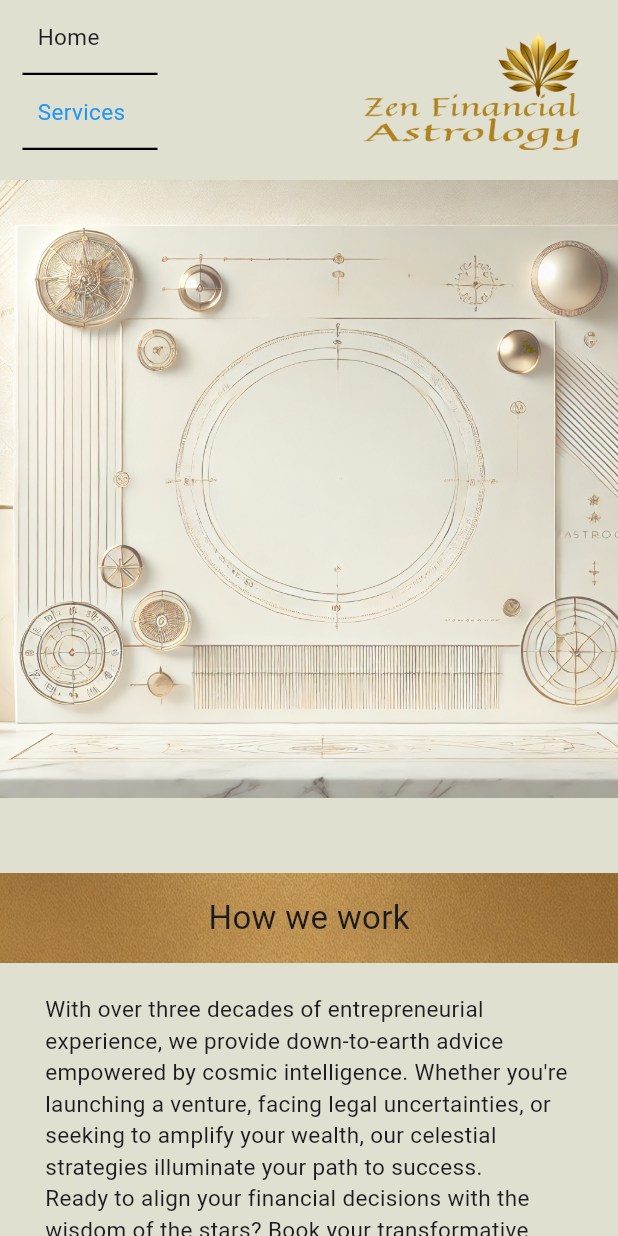
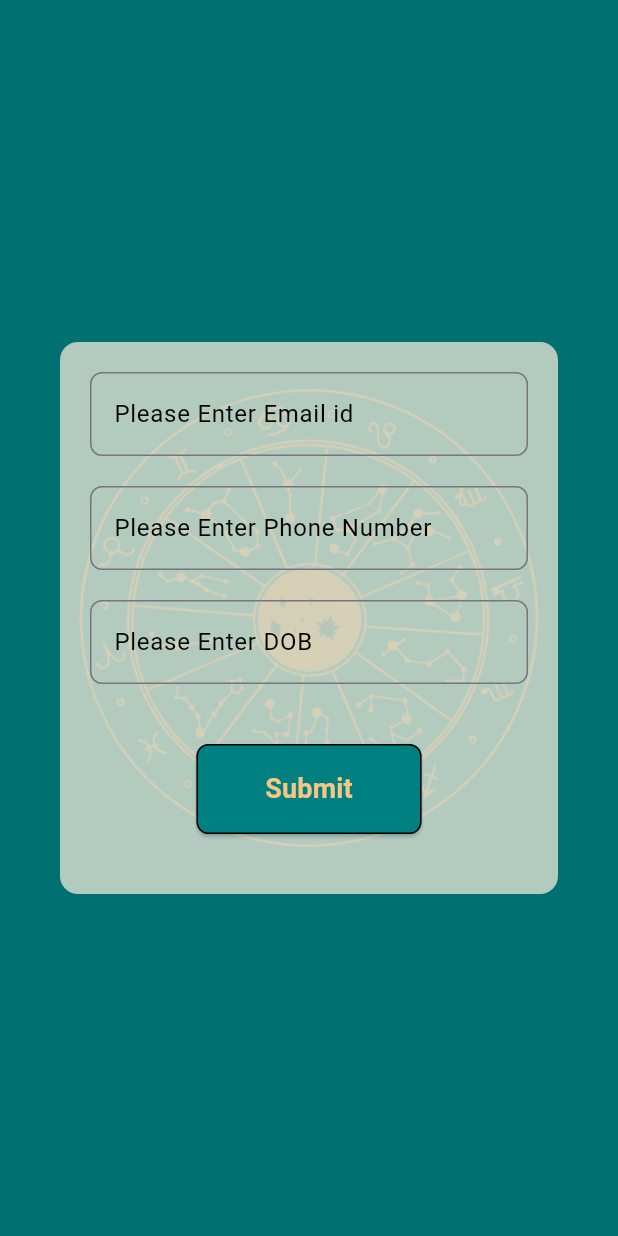
Before and after one commit to Mohit-Joshi-dev/zenfinastro, a Flutter app: the screen it shows after launch, on a phone screen of 412 x 824 dp. Run offline on Flutter 3.47's test engine with Material 3 defaults, Android fonts, the phone set to English and light mode, and no system bars; our stand-ins replace carousel_slider, freezed_annotation, google_fonts; Roboto replaces fonts that are missing (Fahkwang).

Commit message:
loading screen added

```diff
--- a/lib/main.dart
+++ b/lib/main.dart
@@ -23,7 +23,7 @@
         useMaterial3: true,
       ),
       debugShowCheckedModeBanner: false,
-      home: const HomeScreen(),
+      home: const SplashScreen(),
     );
   }
 }
--- a/lib/screens/home_screen.dart
+++ b/lib/screens/home_screen.dart
@@ -70,11 +70,7 @@ class _HomeScreenState extends State<HomeScreen> {
                       child: Column(
                         children: [
                           const SizedBox(height: 50),
-                          GestureDetector(
-                              onTap: () {
-                                print("gesture1");
-                              },
-                              child: const GoldStrip(text: "How we work")),
+                          const GoldStrip(text: "How we work"),
                           Padding(
                             padding: const EdgeInsets.symmetric(
                               vertical: 20,
@@ -105,7 +101,7 @@ class _HomeScreenState extends State<HomeScreen> {
                           ImageCarousel(),
                           const Padding(
                             padding: EdgeInsets.symmetric(vertical: 50),
-                            child: GoldStrip(text: "Our Exclusive Services"),
+                            child: GoldStrip(text: "Services"),
                           ),
                           ExServiceImage(),
                           const Padding(
@@ -189,6 +185,7 @@ class _HomeScreenState extends State<HomeScreen> {
                 )),
           ],
         ),
+        bottomNavigationBar: const GoldStrip(text: "Our Exclusive Services"),
       ),
     );
   }
--- a/lib/screens/screens.dart
+++ b/lib/screens/screens.dart
@@ -1,2 +1,3 @@
 export 'home_screen.dart';
 export 'services_screen.dart';
+export 'splash_screen.dart';
--- /dev/null
+++ b/lib/screens/splash_screen.dart
@@ -0,0 +1,136 @@
+import 'package:flutter/material.dart';
+import 'package:google_fonts/google_fonts.dart';
+import 'package:zenfinastro/app_consts.dart';
+import 'dart:math' as math;
+
+import 'package:zenfinastro/screens/screens.dart';
+
+class SplashScreen extends StatefulWidget {
+  const SplashScreen({super.key});
+
+  @override
+  State<SplashScreen> createState() => _SplashScreenState();
+}
+
+class _SplashScreenState extends State<SplashScreen>
+    with SingleTickerProviderStateMixin {
+  late final AnimationController _controller =
+      AnimationController(vsync: this, duration: const Duration(seconds: 18))
+        ..repeat();
+
+  @override
+  void initState() {
+    Future.delayed(const Duration(seconds: 3), () => showForm());
+    super.initState();
+  }
+
+  @override
+  Widget build(BuildContext context) {
+    return Scaffold(
+      backgroundColor: AppConsts.appCyanColor,
+      body: Center(
+        child: AnimatedBuilder(
+          animation: _controller,
+          builder: (_, child) {
+            return Transform.rotate(
+              angle: _controller.value * 2 * math.pi,
+              child: child,
+            );
+          },
+          child: Image.asset(
+            "assets/loading1.png",
+            width: MediaQuery.of(context).size.width - 40,
+            height: MediaQuery.of(context).size.width - 40,
+          ),
+        ),
+      ),
+    );
+  }
+
+  void showForm() {
+    showDialog(
+      context: context,
+      barrierColor: Colors.black12,
+      builder: (context) => Dialog(
+        backgroundColor: AppConsts.appBGColor.withOpacity(0.8),
+        shape: RoundedRectangleBorder(
+            borderRadius: BorderRadius.circular(12.0)), //this right here
+        child: Padding(
+          padding: const EdgeInsets.symmetric(vertical: 20, horizontal: 20),
+          child: Column(
+            mainAxisAlignment: MainAxisAlignment.center,
+            mainAxisSize: MainAxisSize.min,
+            children: <Widget>[
+              const _FormField(
+                label: "Please Enter Email id",
+              ),
+              const _FormField(
+                label: "Please Enter Phone Number",
+              ),
+              const _FormField(
+                label: "Please Enter DOB",
+              ),
+              Padding(
+                padding: const EdgeInsets.symmetric(vertical: 20),
+                child: SizedBox(
+                  height: 60,
+                  width: 150,
+                  child: ElevatedButton(
+                    onPressed: () {},
+                    style: ButtonStyle(
+                        shape: WidgetStateProperty.resolveWith(
+                          (states) => RoundedRectangleBorder(
+                              side: const BorderSide(color: Colors.black),
+                              borderRadius: BorderRadius.circular(8)),
+                        ),
+                        backgroundColor: const WidgetStatePropertyAll(
+                            AppConsts.appCyanColor)),
+                    child: Text(
+                      "Submit",
+                      style: GoogleFonts.wixMadeforDisplay(
+                        color: AppConsts.appGoldColor,
+                        fontSize: 18,
+                        fontWeight: FontWeight.bold,
+                      ),
+                    ),
+                  ),
+                ),
+              )
+            ],
+          ),
+        ),
+      ),
+    );
+  }
+}
+
+class _FormField extends StatelessWidget {
+  const _FormField({required this.label, this.controller});
+
+  final String label;
+  final TextEditingController? controller;
+
+  @override
+  Widget build(BuildContext context) {
+    return Padding(
+      padding: const EdgeInsets.only(bottom: 20),
+      child: TextField(
+        cursorColor: Colors.black,
+        decoration: InputDecoration(
+            label: Text(
+              label,
+              style: GoogleFonts.wixMadeforDisplay(color: Colors.black),
+            ),
+            floatingLabelStyle:
+                GoogleFonts.wixMadeforDisplay(color: Colors.black),
+            floatingLabelAlignment: FloatingLabelAlignment.start,
+            focusedBorder: OutlineInputBorder(
+              borderRadius: BorderRadius.circular(8),
+            ),
+            border: OutlineInputBorder(
+              borderRadius: BorderRadius.circular(8),
+            )),
+      ),
+    );
+  }
+}
```
Also changed, not shown: assets/loading.png (added), assets/loading1.png (added), 3 other files.
